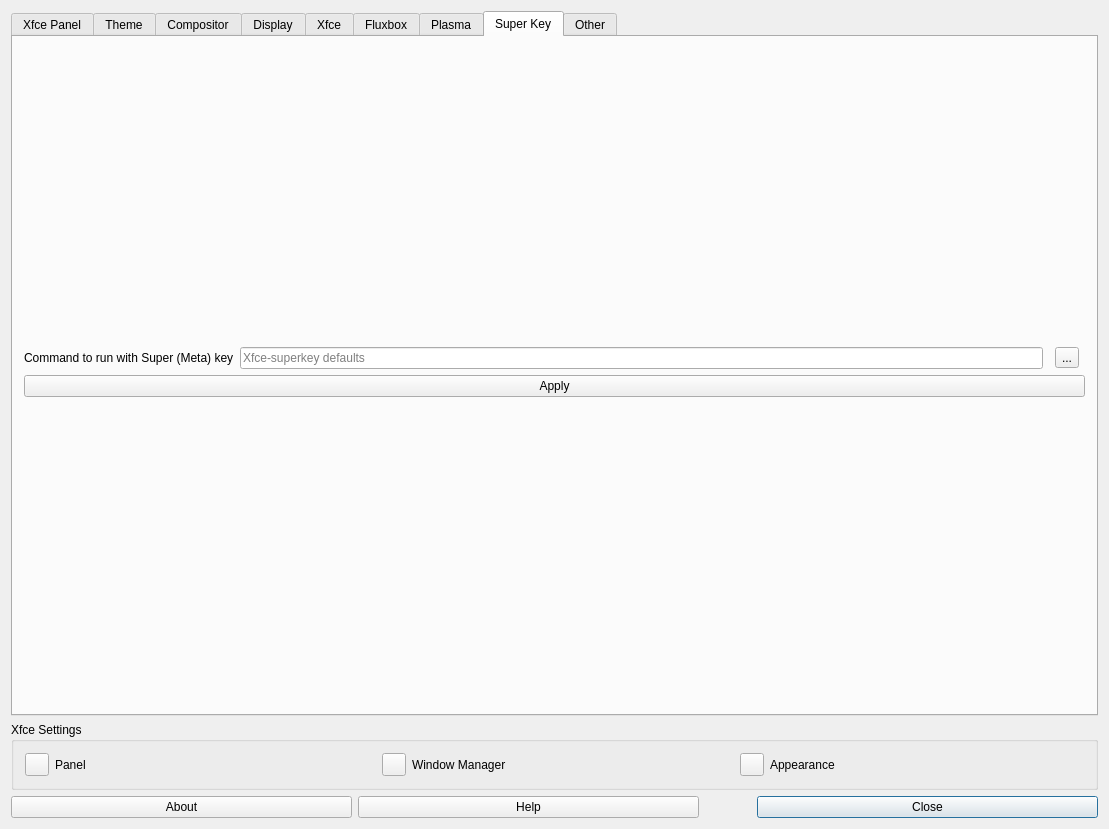
Before: the Qt Designer form defaultlook.ui in MX-Linux/mx-tweak, drawn with Qt 5.
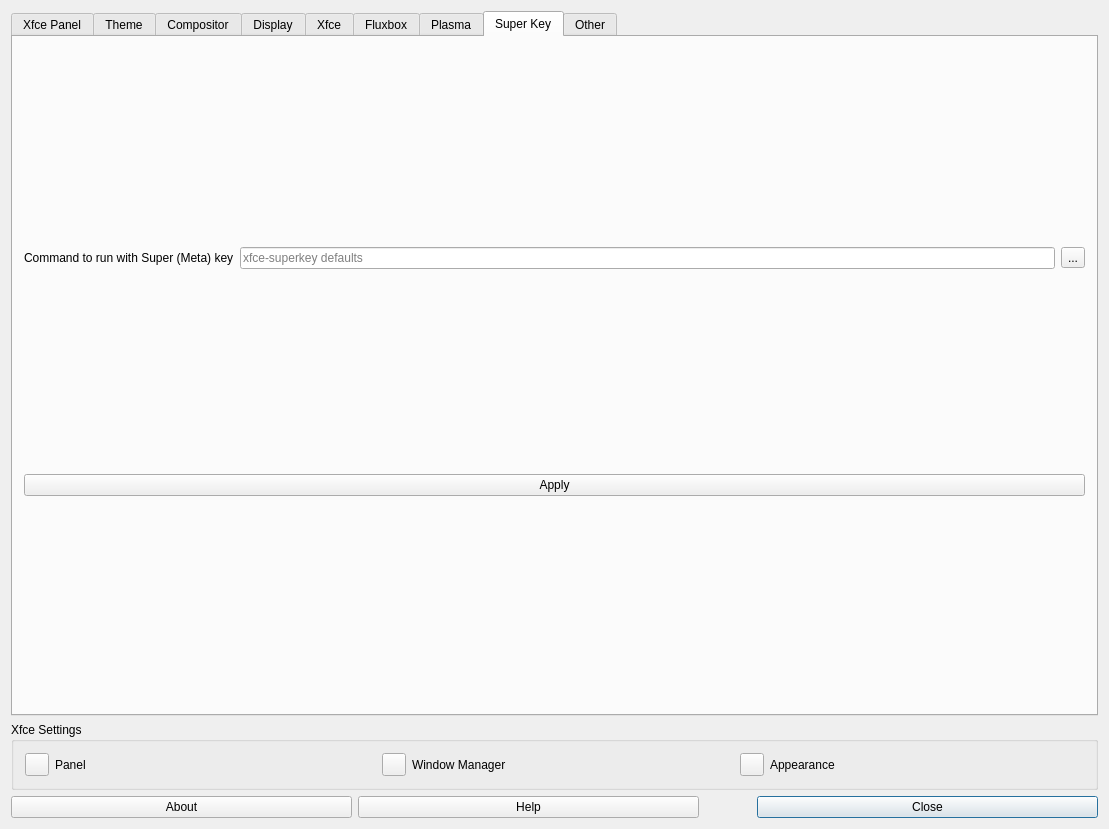
After: the same form once the commit is applied. The open tabs and pages were chosen to show the change. Icons and pictures are not drawn.

Commit message: Split super-key code into TweakSuperKey class.

```diff
--- a/defaultlook.ui
+++ b/defaultlook.ui
@@ -1473,49 +1473,45 @@
       <attribute name="title">
        <string extracomment="referring to the meta or Left Super Key">Super Key</string>
       </attribute>
-      <layout class="QGridLayout" name="gridLayout_20">
+      <layout class="QGridLayout">
        <item row="0" column="0">
-        <layout class="QGridLayout" name="gridLayout_19">
-         <item row="0" column="3">
-          <widget class="QToolButton" name="toolButtonSuperFileBrowser">
+        <widget class="QLabel" name="labelSuperKey">
            <property name="toolTip">
             <string extracomment="description of button action to launch file dialog to choose an application">&lt;html&gt;&lt;head/&gt;&lt;body&gt;&lt;p&gt;Choose application&lt;/p&gt;&lt;/body&gt;&lt;/html&gt;</string>
            </property>
            <property name="text">
-            <string notr="true" extracomment="file chooser dialog">...</string>
+          <string extracomment="label for the field to enter the command to use with super key">Command to run with Super (Meta) key</string>
            </property>
           </widget>
          </item>
          <item row="0" column="1">
-          <widget class="QLineEdit" name="lineEditSuperCommand">
+        <widget class="QLineEdit" name="textSuperKeyCommand">
            <property name="text">
             <string/>
            </property>
            <property name="placeholderText">
-            <string extracomment="indicates that xfce-superkey will select a command by its default logic">Xfce-superkey defaults</string>
+          <string extracomment="indicates that xfce-superkey will select a command by its default logic">xfce-superkey defaults</string>
            </property>
           </widget>
          </item>
-         <item row="0" column="0">
-          <widget class="QLabel" name="labelSuperKey">
+       <item row="0" column="2">
+        <widget class="QToolButton" name="pushSuperKeyBrowseAppFile">
            <property name="toolTip">
             <string>&lt;html&gt;&lt;head/&gt;&lt;body&gt;&lt;p&gt;Also known as the &amp;quot;windows&amp;quot; key&lt;/p&gt;&lt;/body&gt;&lt;/html&gt;</string>
            </property>
            <property name="text">
-            <string extracomment="label for the field to enter the command to use with super key">Command to run with Super (Meta) key</string>
+          <string notr="true" extracomment="file chooser dialog">...</string>
            </property>
           </widget>
          </item>
-         <item row="1" column="0" colspan="5">
-          <widget class="QPushButton" name="pushButtonSuperKeyApply">
+       <item row="1" column="0" colspan="3">
+        <widget class="QPushButton" name="pushSuperKeyApply">
            <property name="text">
             <string extracomment="apply changes">Apply</string>
            </property>
           </widget>
          </item>
-        </layout>
-       </item>
-       <item row="1" column="0">
+       <item row="2" column="1">
         <spacer>
          <property name="orientation">
           <enum>Qt::Orientation::Vertical</enum>
```
Left out of the diff: 6 changed lines with no effect on the pictures. Lines whose indentation alone changed are shown as unchanged. The commit also changes 5 other files.
